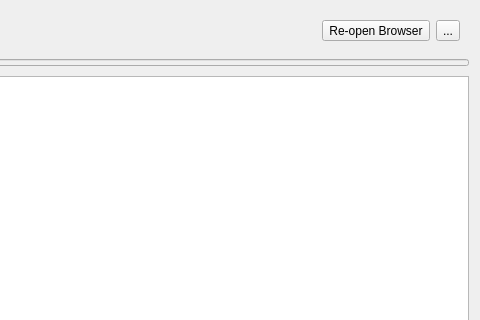
First picture: the form in src/gui/accountsettings.ui, repository GrossLukas/client, before the edit; both pictures show x 198 to 678 and y 0 to 320 of the 678 by 557 pixel window.
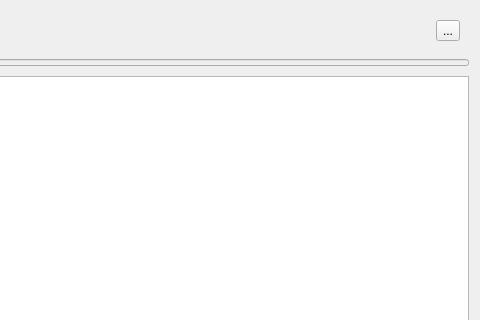
Second picture: the form after the edit.

Patch:
```diff
--- a/src/gui/accountsettings.ui
+++ b/src/gui/accountsettings.ui
@@ -39,13 +39,6 @@
         </property>
        </widget>
       </item>
-      <item>
-       <widget class="QToolButton" name="openBrowserButton">
-        <property name="text">
-         <string>Re-open Browser</string>
-        </property>
-       </widget>
-      </item>
       <item>
        <widget class="QToolButton" name="_accountToolbox">
         <property name="text">
```
Left out of the diff: 4 changed lines with no effect on the pictures.
